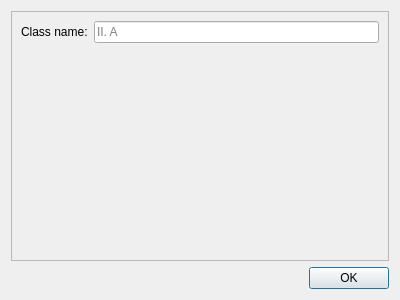
Open-Typer/ClassMonitor, file ui/classedit.ui: the form before one commit.
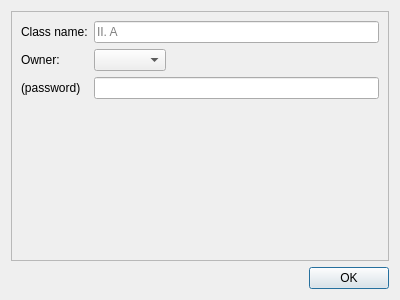
The form after the commit.

Commit message: ui: classedit: Add owner and password boxes

Diff of the .ui file:
```diff
--- a/ui/classedit.ui
+++ b/ui/classedit.ui
@@ -83,6 +83,37 @@
         </property>
        </widget>
       </item>
+      <item row="1" column="0">
+       <widget class="QLabel" name="ownerLabel">
+        <property name="text">
+         <string>Owner:</string>
+        </property>
+       </widget>
+      </item>
+      <item row="1" column="1">
+       <widget class="QComboBox" name="ownerBox">
+        <property name="sizePolicy">
+         <sizepolicy hsizetype="Fixed" vsizetype="Fixed">
+          <horstretch>0</horstretch>
+          <verstretch>0</verstretch>
+         </sizepolicy>
+        </property>
+       </widget>
+      </item>
+      <item row="2" column="0">
+       <widget class="QLabel" name="passwordLabel">
+        <property name="text">
+         <string notr="true">(password)</string>
+        </property>
+       </widget>
+      </item>
+      <item row="2" column="1">
+       <widget class="QLineEdit" name="passwordEdit">
+        <property name="echoMode">
+         <enum>QLineEdit::Password</enum>
+        </property>
+       </widget>
+      </item>
      </layout>
     </widget>
    </item>
```
